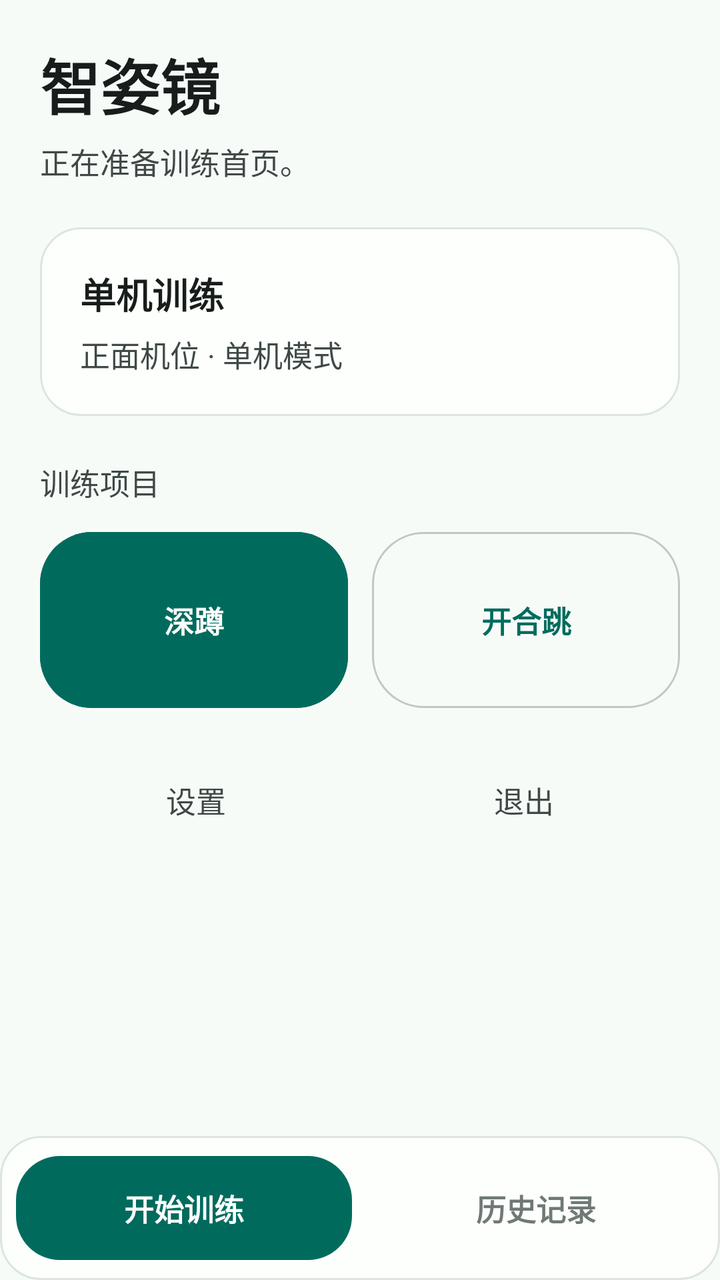
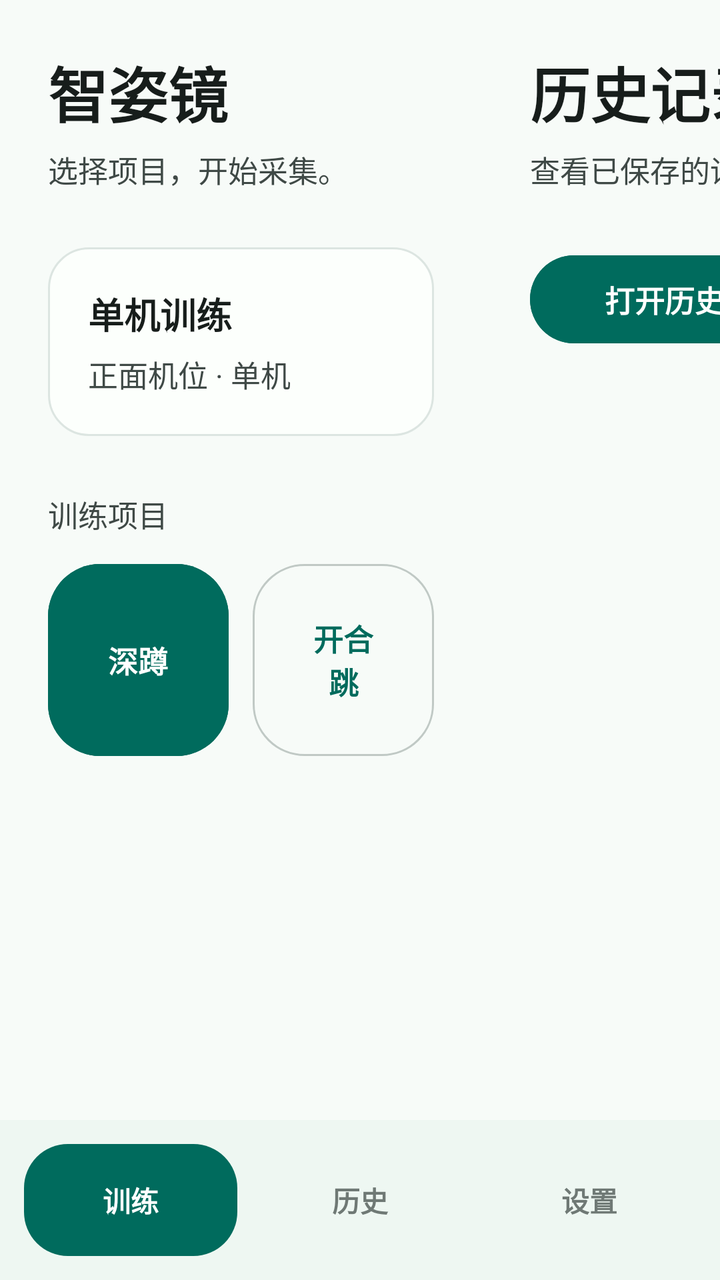

Before-and-after screenshots of an Android layout around one commit, followed by the original layout XML and the change that was made.
<!-- AndroidManifest.xml: application theme Theme.ZhiZiJing -->
<!-- res/layout/activity_main.xml -->
<?xml version="1.0" encoding="utf-8"?>
<LinearLayout xmlns:android="http://schemas.android.com/apk/res/android"
    xmlns:tools="http://schemas.android.com/tools"
    android:id="@+id/main"
    android:layout_width="match_parent"
    android:layout_height="match_parent"
    android:background="@color/zzj_background"
    android:orientation="vertical"
    tools:ignore="HardcodedText">

    <ScrollView
        android:layout_width="match_parent"
        android:layout_height="0dp"
        android:layout_weight="1"
        android:fillViewport="true">

        <LinearLayout
            android:layout_width="match_parent"
            android:layout_height="wrap_content"
            android:orientation="vertical"
            android:padding="20dp">

            <TextView
                android:id="@+id/appTitle"
                style="@style/ZzjPageTitle"
                android:text="智姿镜" />

            <TextView
                android:id="@+id/appSummary"
                style="@style/ZzjBodyText"
                android:layout_marginTop="6dp"
                android:text="正在准备训练首页。" />

            <LinearLayout
                android:id="@+id/modeCard"
                style="@style/ZzjCard"
                android:layout_marginTop="22dp"
                android:clickable="true"
                android:focusable="true">

                <TextView
                    android:id="@+id/modeTitleText"
                    style="@style/ZzjSectionTitle"
                    android:text="单机训练" />

                <TextView
                    android:id="@+id/modeSummaryText"
                    style="@style/ZzjBodyText"
                    android:layout_marginTop="6dp"
                    android:text="正面机位 · 单机模式" />
            </LinearLayout>

            <TextView
                android:id="@+id/supportedActionsText"
                style="@style/ZzjBodyText"
                android:layout_marginTop="22dp"
                android:text="训练项目" />

            <LinearLayout
                android:id="@+id/trainingPanel"
                android:layout_width="match_parent"
                android:layout_height="wrap_content"
                android:layout_marginTop="10dp"
                android:orientation="vertical">

                <LinearLayout
                    android:id="@+id/hostActionPanel"
                    android:layout_width="match_parent"
                    android:layout_height="wrap_content"
                    android:baselineAligned="false"
                    android:orientation="horizontal">

                    <com.google.android.material.button.MaterialButton
                        android:id="@+id/startSquatButton"
                        style="@style/ZzjPrimaryButton"
                        android:layout_width="0dp"
                        android:layout_height="96dp"
                        android:layout_marginTop="0dp"
                        android:layout_marginEnd="6dp"
                        android:layout_weight="1"
                        android:text="深蹲" />

                    <com.google.android.material.button.MaterialButton
                        android:id="@+id/startJumpingJackButton"
                        style="@style/ZzjSecondaryButton"
                        android:layout_width="0dp"
                        android:layout_height="96dp"
                        android:layout_marginStart="6dp"
                        android:layout_marginTop="0dp"
                        android:layout_weight="1"
                        android:text="开合跳" />
                </LinearLayout>

                <com.google.android.material.button.MaterialButton
                    android:id="@+id/startFollowerButton"
                    style="@style/ZzjPrimaryButton"
                    android:layout_height="72dp"
                    android:layout_marginTop="0dp"
                    android:text="副机采集"
                    android:visibility="gone" />
            </LinearLayout>

            <LinearLayout
                android:layout_width="match_parent"
                android:layout_height="wrap_content"
                android:layout_marginTop="18dp"
                android:orientation="horizontal">

                <com.google.android.material.button.MaterialButton
                    android:id="@+id/settingsButton"
                    style="@style/ZzjTextButton"
                    android:layout_width="0dp"
                    android:layout_marginTop="0dp"
                    android:layout_weight="1"
                    android:text="设置" />

                <com.google.android.material.button.MaterialButton
                    android:id="@+id/logoutButton"
                    style="@style/ZzjTextButton"
                    android:layout_width="0dp"
                    android:layout_marginStart="8dp"
                    android:layout_marginTop="0dp"
                    android:layout_weight="1"
                    android:text="退出" />
            </LinearLayout>
        </LinearLayout>
    </ScrollView>

    <LinearLayout
        android:id="@+id/mainTabBar"
        android:layout_width="match_parent"
        android:layout_height="72dp"
        android:background="@drawable/bg_zzj_card"
        android:gravity="center"
        android:orientation="horizontal"
        android:padding="8dp">

        <TextView
            android:id="@+id/startTab"
            android:layout_width="0dp"
            android:layout_height="52dp"
            android:layout_weight="1"
            android:background="@drawable/bg_zzj_tab_selected"
            android:gravity="center"
            android:text="开始训练"
            android:textColor="@color/zzj_on_primary"
            android:textSize="15sp"
            android:textStyle="bold" />

        <TextView
            android:id="@+id/historyTab"
            android:layout_width="0dp"
            android:layout_height="52dp"
            android:layout_marginStart="8dp"
            android:layout_weight="1"
            android:background="@drawable/bg_zzj_tab_unselected"
            android:gravity="center"
            android:text="历史记录"
            android:textColor="@color/zzj_text_muted"
            android:textSize="15sp"
            android:textStyle="bold" />
    </LinearLayout>
</LinearLayout>
<!-- resources referenced by this layout -->
<resources>
  <color name="zzj_background">#F7FBF8</color>
  <color name="zzj_on_primary">#FFFFFFFF</color>
  <color name="zzj_text_muted">#6F7975</color>
  <!-- drawable bg_zzj_card (drawable) -->
  <?xml version="1.0" encoding="utf-8"?>
  <shape xmlns:android="http://schemas.android.com/apk/res/android">
      <solid android:color="@color/zzj_surface" />
      <corners android:radius="20dp" />
      <stroke
          android:width="1dp"
          android:color="@color/zzj_border_soft" />
  </shape>
  <!-- drawable bg_zzj_tab_selected (drawable) -->
  <?xml version="1.0" encoding="utf-8"?>
  <shape xmlns:android="http://schemas.android.com/apk/res/android">
      <solid android:color="@color/zzj_primary" />
      <corners android:radius="22dp" />
  </shape>
  <!-- drawable bg_zzj_tab_unselected (drawable) -->
  <?xml version="1.0" encoding="utf-8"?>
  <shape xmlns:android="http://schemas.android.com/apk/res/android">
      <solid android:color="@android:color/transparent" />
      <corners android:radius="22dp" />
  </shape>
  <style name="ZzjBodyText">
          <item name="android:layout_width">match_parent</item>
          <item name="android:layout_height">wrap_content</item>
          <item name="android:lineSpacingExtra">4dp</item>
          <item name="android:textColor">@color/zzj_text_secondary</item>
          <item name="android:textSize">15sp</item>
          <item name="android:letterSpacing">0</item>
      </style>
  <style name="ZzjCard">
          <item name="android:layout_width">match_parent</item>
          <item name="android:layout_height">wrap_content</item>
          <item name="android:background">@drawable/bg_zzj_card</item>
          <item name="android:elevation">0dp</item>
          <item name="android:orientation">vertical</item>
          <item name="android:padding">20dp</item>
      </style>
  <style name="ZzjPageTitle">
          <item name="android:layout_width">match_parent</item>
          <item name="android:layout_height">wrap_content</item>
          <item name="android:textColor">@color/zzj_text_primary</item>
          <item name="android:textSize">30sp</item>
          <item name="android:textStyle">bold</item>
          <item name="android:letterSpacing">0</item>
      </style>
  <style name="ZzjSectionTitle">
          <item name="android:layout_width">match_parent</item>
          <item name="android:layout_height">wrap_content</item>
          <item name="android:textColor">@color/zzj_text_primary</item>
          <item name="android:textSize">18sp</item>
          <item name="android:textStyle">bold</item>
          <item name="android:letterSpacing">0</item>
      </style>
  <style name="ZzjTextButton" parent="Widget.Material3.Button.TextButton">
          <item name="android:layout_width">match_parent</item>
          <item name="android:layout_height">48dp</item>
          <item name="android:layout_marginTop">8dp</item>
          <item name="android:textColor">@color/zzj_text_secondary</item>
          <item name="android:textSize">15sp</item>
          <item name="android:letterSpacing">0</item>
          <item name="android:textAllCaps">false</item>
          <item name="cornerRadius">24dp</item>
      </style>
  <style name="Theme.ZhiZiJing" parent="Base.Theme.ZhiZiJing" />
  <color name="zzj_surface">#FCFFFC</color>
  <color name="zzj_border_soft">#DCE5E1</color>
  <color name="zzj_primary">#006B5D</color>
  <color name="zzj_text_secondary">#3F4946</color>
  <color name="zzj_text_primary">#171D1B</color>
  <color name="zzj_primary_soft">#BDEFE3</color>
  <color name="zzj_on_primary_soft">#00201B</color>
  <color name="zzj_secondary">#4B635D</color>
  <color name="zzj_on_secondary">#FFFFFFFF</color>
  <color name="zzj_secondary_soft">#CDE8DF</color>
  <color name="zzj_accent">#8B5000</color>
  <color name="zzj_accent_soft">#FFDDB4</color>
  <color name="zzj_surface_container">#EEF7F2</color>
  <color name="zzj_border">#C0C9C5</color>
  <color name="zzj_error">#BA1A1A</color>
  <color name="zzj_error_soft">#FFDAD6</color>
  <!-- unchanged entries left out for length: 3 -->
</resources>

<!-- the commit's change to res/layout/activity_main.xml (unified diff, before → after) -->
@@ -8,156 +8,237 @@
     android:orientation="vertical"
     tools:ignore="HardcodedText">
 
-    <ScrollView
+    <HorizontalScrollView
+        android:id="@+id/mainPager"
         android:layout_width="match_parent"
         android:layout_height="0dp"
         android:layout_weight="1"
-        android:fillViewport="true">
+        android:fillViewport="true"
+        android:overScrollMode="never"
+        android:scrollbars="none">
 
         <LinearLayout
-            android:layout_width="match_parent"
-            android:layout_height="wrap_content"
-            android:orientation="vertical"
-            android:padding="20dp">
-
-            <TextView
-                android:id="@+id/appTitle"
-                style="@style/ZzjPageTitle"
-                android:text="智姿镜" />
-
-            <TextView
-                android:id="@+id/appSummary"
-                style="@style/ZzjBodyText"
-                android:layout_marginTop="6dp"
-                android:text="正在准备训练首页。" />
-
-            <LinearLayout
-                android:id="@+id/modeCard"
-                style="@style/ZzjCard"
-                android:layout_marginTop="22dp"
-                android:clickable="true"
-                android:focusable="true">
-
-                <TextView
-                    android:id="@+id/modeTitleText"
-                    style="@style/ZzjSectionTitle"
-                    android:text="单机训练" />
-
-                <TextView
-                    android:id="@+id/modeSummaryText"
-                    style="@style/ZzjBodyText"
-                    android:layout_marginTop="6dp"
-                    android:text="正面机位 · 单机模式" />
-            </LinearLayout>
-
-            <TextView
-                android:id="@+id/supportedActionsText"
-                style="@style/ZzjBodyText"
-                android:layout_marginTop="22dp"
-                android:text="训练项目" />
-
-            <LinearLayout
-                android:id="@+id/trainingPanel"
+            android:id="@+id/pagesContainer"
+            android:layout_width="wrap_content"
+            android:layout_height="match_parent"
+            android:orientation="horizontal">
+
+            <ScrollView
+                android:id="@+id/startPage"
                 android:layout_width="match_parent"
-                android:layout_height="wrap_content"
-                android:layout_marginTop="10dp"
-                android:orientation="vertical">
+                android:layout_height="match_parent"
+                android:fillViewport="true"
+                android:overScrollMode="ifContentScrolls">
 
                 <LinearLayout
-                    android:id="@+id/hostActionPanel"
                     android:layout_width="match_parent"
                     android:layout_height="wrap_content"
-                    android:baselineAligned="false"
-                    android:orientation="horizontal">
-
-                    <com.google.android.material.button.MaterialButton
-                        android:id="@+id/startSquatButton"
+                    android:orientation="vertical"
+                    android:padding="24dp">
+
+                    <TextView
+                        android:id="@+id/appTitle"
+                        style="@style/ZzjPageTitle"
+                        android:text="智姿镜" />
+
+                    <TextView
+                        android:id="@+id/appSummary"
+                        style="@style/ZzjBodyText"
+                        android:layout_marginTop="6dp"
+                        android:text="选择项目，开始采集。" />
+
+                    <LinearLayout
+                        android:id="@+id/modeCard"
+                        style="@style/ZzjCard"
+                        android:layout_marginTop="28dp"
+                        android:clickable="true"
+                        android:focusable="true">
+
+                        <TextView
+                            android:id="@+id/modeTitleText"
+                            style="@style/ZzjSectionTitle"
+                            android:text="单机训练" />
+
+                        <TextView
+                            android:id="@+id/modeSummaryText"
+                            style="@style/ZzjBodyText"
+                            android:layout_marginTop="6dp"
+                            android:text="正面机位 · 单机" />
+                    </LinearLayout>
+
+                    <TextView
+                        android:id="@+id/supportedActionsText"
+                        style="@style/ZzjBodyText"
+                        android:layout_marginTop="28dp"
+                        android:text="训练项目" />
+
+                    <LinearLayout
+                        android:id="@+id/trainingPanel"
+                        android:layout_width="match_parent"
+                        android:layout_height="wrap_content"
+                        android:layout_marginTop="10dp"
+                        android:orientation="vertical">
+
+                        <LinearLayout
+                            android:id="@+id/hostActionPanel"
+                            android:layout_width="match_parent"
+                            android:layout_height="wrap_content"
+                            android:baselineAligned="false"
+                            android:orientation="horizontal">
+
+                            <com.google.android.material.button.MaterialButton
+                                android:id="@+id/startSquatButton"
+                                style="@style/ZzjPrimaryButton"
+                                android:layout_width="0dp"
+                                android:layout_height="104dp"
+                                android:layout_marginTop="0dp"
+                                android:layout_marginEnd="6dp"
+                                android:layout_weight="1"
+                                android:text="深蹲" />
+
+                            <com.google.android.material.button.MaterialButton
+                                android:id="@+id/startJumpingJackButton"
+                                style="@style/ZzjSecondaryButton"
+                                android:layout_width="0dp"
+                                android:layout_height="104dp"
+                                android:layout_marginStart="6dp"
+                                android:layout_marginTop="0dp"
+                                android:layout_weight="1"
+                                android:text="开合跳" />
+                        </LinearLayout>
+
+                        <com.google.android.material.button.MaterialButton
+                            android:id="@+id/startFollowerButton"
+                            style="@style/ZzjPrimaryButton"
+                            android:layout_height="80dp"
+                            android:layout_marginTop="0dp"
+                            android:text="副机采集"
+                            android:visibility="gone" />
+                    </LinearLayout>
+                </LinearLayout>
+            </ScrollView>
+
+            <ScrollView
+                android:id="@+id/historyPage"
+                android:layout_width="match_parent"
+                android:layout_height="match_parent"
+                android:fillViewport="true"
+                android:overScrollMode="ifContentScrolls">
+
+                <LinearLayout
+                    android:layout_width="match_parent"
+                    android:layout_height="wrap_content"
+                    android:orientation="vertical"
+                    android:padding="24dp">
+
+                    <TextView
+                        style="@style/ZzjPageTitle"
+                        android:text="历史记录" />
+
+                    <TextView
+                        android:id="@+id/historySummaryText"
+                        style="@style/ZzjBodyText"
+                        android:layout_marginTop="6dp"
+                        android:text="查看已保存的训练结果。" />
+
+                    <com.google.android.material.button.MaterialButton
+                        android:id="@+id/openHistoryButton"
                         style="@style/ZzjPrimaryButton"
-                        android:layout_width="0dp"
-                        android:layout_height="96dp"
-                        android:layout_marginTop="0dp"
-                        android:layout_marginEnd="6dp"
-                        android:layout_weight="1"
-                        android:text="深蹲" />
-
-                    <com.google.android.material.button.MaterialButton
-                        android:id="@+id/startJumpingJackButton"
+                        android:layout_marginTop="28dp"
+                        android:text="打开历史记录" />
+                </LinearLayout>
+            </ScrollView>
+
+            <ScrollView
+                android:id="@+id/settingsPage"
+                android:layout_width="match_parent"
+                android:layout_height="match_parent"
+                android:fillViewport="true"
+                android:overScrollMode="ifContentScrolls">
+
+                <LinearLayout
+                    android:layout_width="match_parent"
+                    android:layout_height="wrap_content"
+                    android:orientation="vertical"
+                    android:padding="24dp">
+
+                    <TextView
+                        style="@style/ZzjPageTitle"
+                        android:text="设置" />
+
+                    <TextView
+                        style="@style/ZzjBodyText"
+                        android:layout_marginTop="6dp"
+                        android:text="训练模式与应用设置。" />
+
+                    <com.google.android.material.button.MaterialButton
+                        android:id="@+id/modeSettingsButton"
+                        style="@style/ZzjPrimaryButton"
+                        android:layout_marginTop="28dp"
+                        android:text="机位模式" />
+
+                    <com.google.android.material.button.MaterialButton
+                        android:id="@+id/settingsButton"
                         style="@style/ZzjSecondaryButton"
-                        android:layout_width="0dp"
-                        android:layout_height="96dp"
-                        android:layout_marginStart="6dp"
-                        android:layout_marginTop="0dp"
-                        android:layout_weight="1"
-                        android:text="开合跳" />
+                        android:text="应用设置" />
+
+                    <com.google.android.material.button.MaterialButton
+                        android:id="@+id/logoutButton"
+                        style="@style/ZzjTextButton"
+                        android:text="退出登录" />
                 </LinearLayout>
-
-                <com.google.android.material.button.MaterialButton
-                    android:id="@+id/startFollowerButton"
-                    style="@style/ZzjPrimaryButton"
-                    android:layout_height="72dp"
-                    android:layout_marginTop="0dp"
-                    android:text="副机采集"
-                    android:visibility="gone" />
-            </LinearLayout>
-
-            <LinearLayout
-                android:layout_width="match_parent"
-                android:layout_height="wrap_content"
-                android:layout_marginTop="18dp"
-                android:orientation="horizontal">
-
-                <com.google.android.material.button.MaterialButton
-                    android:id="@+id/settingsButton"
-                    style="@style/ZzjTextButton"
-                    android:layout_width="0dp"
-                    android:layout_marginTop="0dp"
-                    android:layout_weight="1"
-                    android:text="设置" />
-
-                <com.google.android.material.button.MaterialButton
-                    android:id="@+id/logoutButton"
-                    style="@style/ZzjTextButton"
-                    android:layout_width="0dp"
-                    android:layout_marginStart="8dp"
-                    android:layout_marginTop="0dp"
-                    android:layout_weight="1"
-                    android:text="退出" />
-            </LinearLayout>
+            </ScrollView>
         </LinearLayout>
-    </ScrollView>
+    </HorizontalScrollView>
 
     <LinearLayout
         android:id="@+id/mainTabBar"
         android:layout_width="match_parent"
-        android:layout_height="72dp"
-        android:background="@drawable/bg_zzj_card"
+        android:layout_height="80dp"
+        android:background="@color/zzj_surface_container"
         android:gravity="center"
         android:orientation="horizontal"
-        android:padding="8dp">
+        android:paddingStart="12dp"
+        android:paddingTop="8dp"
+        android:paddingEnd="12dp"
+        android:paddingBottom="8dp">
 
         <TextView
-            android:id="@+id/startTab"
+            android:id="@+id/trainingNavItem"
             android:layout_width="0dp"
-            android:layout_height="52dp"
+            android:layout_height="56dp"
             android:layout_weight="1"
             android:background="@drawable/bg_zzj_tab_selected"
             android:gravity="center"
-            android:text="开始训练"
+            android:text="训练"
             android:textColor="@color/zzj_on_primary"
-            android:textSize="15sp"
+            android:textSize="14sp"
             android:textStyle="bold" />
 
         <TextView
-            android:id="@+id/historyTab"
+            android:id="@+id/historyNavItem"
             android:layout_width="0dp"
-            android:layout_height="52dp"
+            android:layout_height="56dp"
             android:layout_marginStart="8dp"
             android:layout_weight="1"
             android:background="@drawable/bg_zzj_tab_unselected"
             android:gravity="center"
-            android:text="历史记录"
+            android:text="历史"
             android:textColor="@color/zzj_text_muted"
-            android:textSize="15sp"
+            android:textSize="14sp"
+            android:textStyle="bold" />
+
+        <TextView
+            android:id="@+id/settingsNavItem"
+            android:layout_width="0dp"
+            android:layout_height="56dp"
+            android:layout_marginStart="8dp"
+            android:layout_weight="1"
+            android:background="@drawable/bg_zzj_tab_unselected"
+            android:gravity="center"
+            android:text="设置"
+            android:textColor="@color/zzj_text_muted"
+            android:textSize="14sp"
             android:textStyle="bold" />
     </LinearLayout>
 </LinearLayout>
